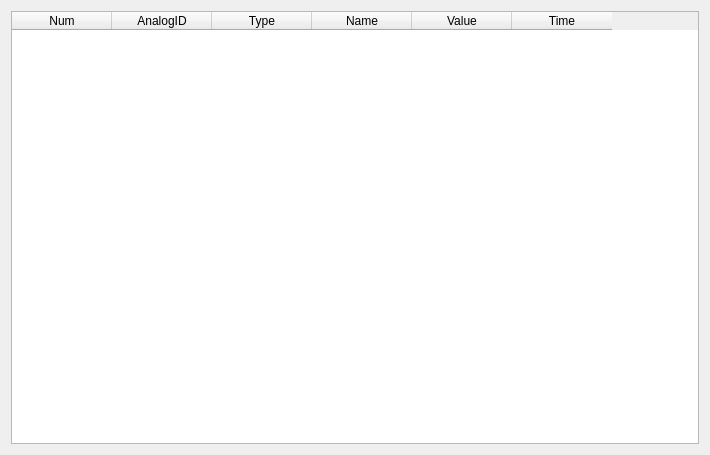
Old version of the form d6k/trunk/src/ds_plugin/breaker/analogwgt.ui in the repository liuning587/D6k2.0master.
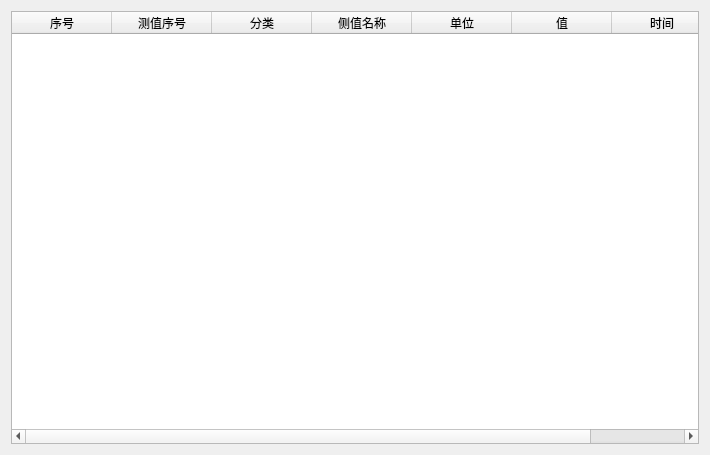
New version of the form.

Patch:
```diff
--- a/d6k/trunk/src/ds_plugin/breaker/analogwgt.ui
+++ b/d6k/trunk/src/ds_plugin/breaker/analogwgt.ui
@@ -18,32 +18,37 @@
     <widget class="QTableWidget" name="tableWidget">
      <column>
       <property name="text">
-       <string>Num</string>
+       <string>序号</string>
       </property>
      </column>
      <column>
       <property name="text">
-       <string>AnalogID</string>
+       <string>测值序号</string>
       </property>
      </column>
      <column>
       <property name="text">
-       <string>Type</string>
+       <string>分类</string>
       </property>
      </column>
      <column>
       <property name="text">
-       <string>Name</string>
+       <string>侧值名称</string>
       </property>
      </column>
      <column>
       <property name="text">
-       <string>Value</string>
+       <string>单位</string>
       </property>
      </column>
      <column>
       <property name="text">
-       <string>Time</string>
+       <string>值</string>
+      </property>
+     </column>
+     <column>
+      <property name="text">
+       <string>时间</string>
       </property>
      </column>
     </widget>
```
